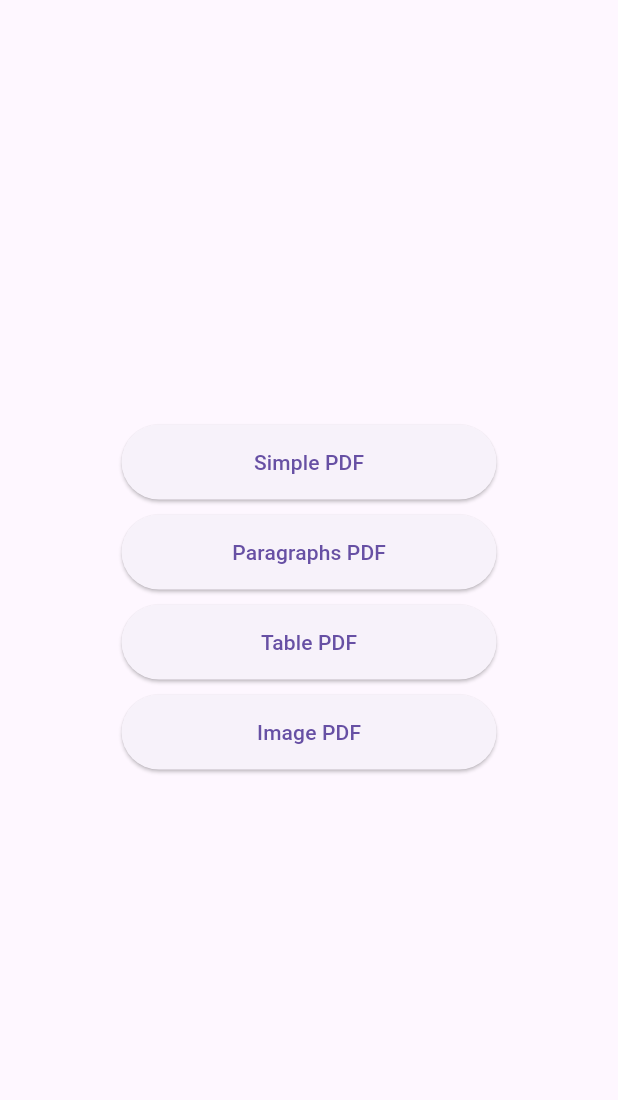
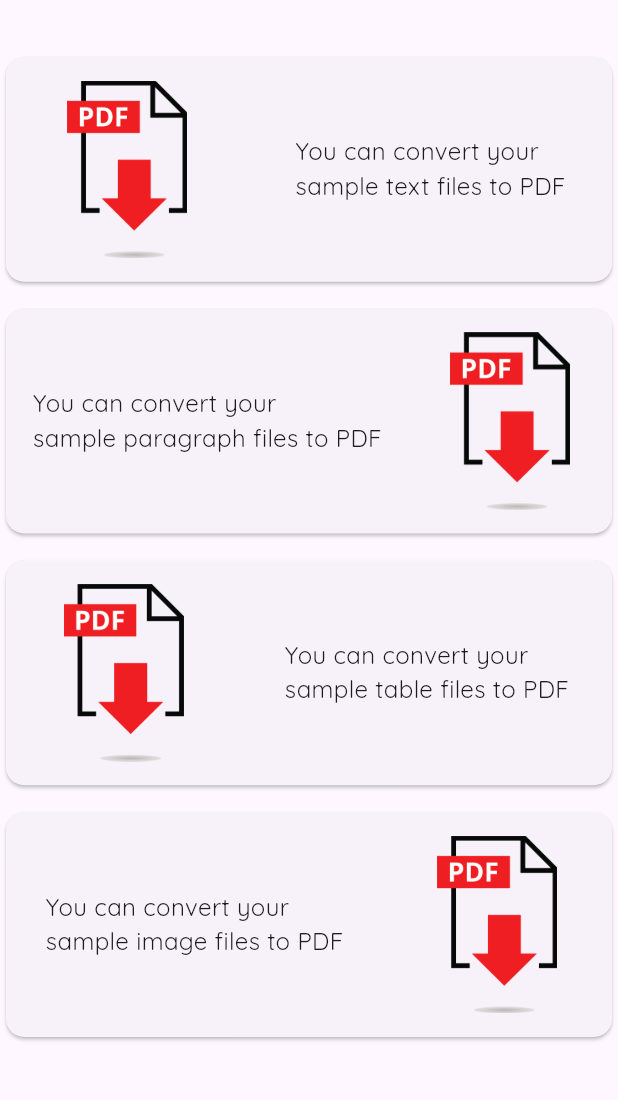
Before and after one commit to yusufgokhankuyu/PDF_Convertor, a Flutter app: the screen it shows after launch, on a phone screen of 412 x 824 dp, the part 63-1163 px from its top. Run offline on Flutter 3.47's test engine with Material 3 defaults, Android fonts, the phone set to English and light mode, and no system bars; our stand-ins replace animated_splash_screen, google_fonts, lottie, open_file, pdf, printing.

Commit message:
Design Improvements

```diff
--- a/lib/HomeScreen.dart
+++ b/lib/HomeScreen.dart
@@ -1,6 +1,7 @@
 import 'package:create_pdf/api/pdf_paragrapgh_api.dart';
 import 'package:flutter/material.dart';
 import 'package:create_pdf/api/pdf_api.dart';
+import 'package:google_fonts/google_fonts.dart';
 
 class HomeScreen extends StatefulWidget {
   const HomeScreen({super.key});
@@ -18,12 +19,12 @@ class _HomeScreenState extends State<HomeScreen> {
         centerTitle: true,
       ),
       body: Center(
-        child: Column(mainAxisAlignment: MainAxisAlignment.center, children: [
-          ElevatedButton(
-              style: ButtonStyle(
-                minimumSize: MaterialStateProperty.all(const Size(250, 50)),
+        child: Column(mainAxisAlignment: MainAxisAlignment.start, children: [
+          const SizedBox(
+            height: 20,
           ),
-              onPressed: () async {
+          InkWell(
+            onTap: () async {
               try {
                 final pdfFile =
                     await PdfApi.generateCenteredText('Bu bir denemedir');
@@ -32,43 +33,177 @@ class _HomeScreenState extends State<HomeScreen> {
                 print('Error: $e');
               }
             },
-              child: const Text("Simple PDF")),
+            child: Card(
+              child: Row(
+                mainAxisAlignment: MainAxisAlignment.spaceAround,
+                children: [
+                  Container(
+                    padding: const EdgeInsets.all(10),
+                    width: 100,
+                    height: MediaQuery.sizeOf(context).height / 5.5,
+                    child: Image.asset(
+                      "assets/pdf.png",
+                    ),
+                  ),
+                  Container(
+                    alignment: Alignment.center,
+                    child: Text(
+                      "You can convert your \nsample text files to PDF",
+                      style: GoogleFonts.quicksand(fontSize: 16),
+                    ),
+                  ),
+                ],
+              ),
+            ),
+          ),
           const SizedBox(
             height: 10,
           ),
-          ElevatedButton(
-              style: ButtonStyle(
-                minimumSize: MaterialStateProperty.all(const Size(250, 50)),
-              ),
-              onPressed: () async {
+          InkWell(
+            onTap: () async {
+              try {
                 final pdfFile = await PdfParagraphApi.generate();
                 PdfApi.openFile(pdfFile);
+              } catch (e) {
+                print("Error: :::::.::.:..:" + e.toString());
+              }
             },
-              child: const Text("Paragraphs PDF")),
+            child: Card(
+              child: Row(
+                mainAxisAlignment: MainAxisAlignment.spaceAround,
+                children: [
+                  Container(
+                    alignment: Alignment.center,
+                    child: Text(
+                      "You can convert your \nsample paragraph files to PDF",
+                      style: GoogleFonts.quicksand(fontSize: 16),
+                    ),
+                  ),
+                  Container(
+                    padding: const EdgeInsets.all(10),
+                    width: 100,
+                    height: MediaQuery.sizeOf(context).height / 5.5,
+                    child: Image.asset(
+                      "assets/pdf.png",
+                    ),
+                  ),
+                ],
+              ),
+            ),
+          ),
           const SizedBox(
             height: 10,
           ),
-          ElevatedButton(
-              style: ButtonStyle(
-                minimumSize: MaterialStateProperty.all(const Size(250, 50)),
-              ),
-              onPressed: () async {
+          InkWell(
+            onTap: () async {
               final pdfFile = await PdfApi.generateTable();
               PdfApi.openFile(pdfFile);
             },
-              child: const Text("Table PDF")),
+            child: Card(
+              child: Row(
+                mainAxisAlignment: MainAxisAlignment.spaceAround,
+                children: [
+                  Container(
+                    padding: const EdgeInsets.all(10),
+                    width: 100,
+                    height: MediaQuery.sizeOf(context).height / 5.5,
+                    child: Image.asset(
+                      "assets/pdf.png",
+                    ),
+                  ),
+                  Container(
+                    alignment: Alignment.center,
+                    child: Text(
+                      "You can convert your \nsample table files to PDF",
+                      style: GoogleFonts.quicksand(fontSize: 16),
+                    ),
+                  ),
+                ],
+              ),
+            ),
+          ),
           const SizedBox(
             height: 10,
           ),
-          ElevatedButton(
-              style: ButtonStyle(
-                minimumSize: MaterialStateProperty.all(const Size(250, 50)),
-              ),
-              onPressed: () async {
+          InkWell(
+            onTap: () async {
               final pdfFile = await PdfApi.generateImage();
               PdfApi.openFile(pdfFile);
             },
-              child: const Text("Image PDF")),
+            child: Card(
+              child: Row(
+                mainAxisAlignment: MainAxisAlignment.spaceAround,
+                children: [
+                  Container(
+                    alignment: Alignment.center,
+                    child: Text(
+                      "You can convert your \nsample image files to PDF",
+                      style: GoogleFonts.quicksand(fontSize: 16),
+                    ),
+                  ),
+                  Container(
+                    padding: const EdgeInsets.all(10),
+                    width: 100,
+                    height: MediaQuery.sizeOf(context).height / 5.5,
+                    child: Image.asset(
+                      "assets/pdf.png",
+                    ),
+                  ),
+                ],
+              ),
+            ),
+          ),
+
+          // ElevatedButton(
+          //     style: ButtonStyle(
+          //       minimumSize: MaterialStateProperty.all(const Size(250, 50)),
+          //     ),
+          //     onPressed: () async {
+          //       try {
+          //         final pdfFile =
+          //             await PdfApi.generateCenteredText('Bu bir denemedir');
+          //         PdfApi.openFile(pdfFile);
+          //       } catch (e) {
+          //         print('Error: $e');
+          //       }
+          //     },
+          //     child: const Text("Simple PDF")),
+          // const SizedBox(
+          //   height: 10,
+          // ),
+          // ElevatedButton(
+          //     style: ButtonStyle(
+          //       minimumSize: MaterialStateProperty.all(const Size(250, 50)),
+          //     ),
+          //     onPressed: () async {
+          //       final pdfFile = await PdfParagraphApi.generate();
+          //       PdfApi.openFile(pdfFile);
+          //     },
+          //     child: const Text("Paragraphs PDF")),
+          // const SizedBox(
+          //   height: 10,
+          // ),
+          // ElevatedButton(
+          //     style: ButtonStyle(
+          //       minimumSize: MaterialStateProperty.all(const Size(250, 50)),
+          //     ),
+          //     onPressed: () async {
+          //       final pdfFile = await PdfApi.generateTable();
+          //       PdfApi.openFile(pdfFile);
+          //     },
+          //     child: const Text("Table PDF")),
+          // const SizedBox(
+          //   height: 10,
+          // ),
+          // ElevatedButton(
+          //     style: ButtonStyle(
+          //       minimumSize: MaterialStateProperty.all(const Size(250, 50)),
+          //     ),
+          //     onPressed: () async {
+          //       final pdfFile = await PdfApi.generateImage();
+          //       PdfApi.openFile(pdfFile);
+          //     },
+          //     child: const Text("Image PDF")),
         ]),
       ),
     );
--- a/lib/api/pdf_paragrapgh_api.dart
+++ b/lib/api/pdf_paragrapgh_api.dart
@@ -10,7 +10,7 @@ class PdfParagraphApi {
   static Future<File> generate() async {
     final pdf = Document();
 
-    final font = await PdfGoogleFonts.nunitoExtraLight();
+    final customFont = await PdfGoogleFonts.nunitoExtraLight();
 
     pdf.addPage(
       MultiPage(
@@ -20,7 +20,7 @@ class PdfParagraphApi {
           Paragraph(
             text:
                 'This is my custom font that displays also characters such as €, Ł, ...',
-            style: TextStyle(font: font, fontSize: 20),
+            style: TextStyle(font: customFont, fontSize: 20),
           ),
           buildCustomHeadline(),
           buildLink(),
@@ -29,18 +29,18 @@ class PdfParagraphApi {
           Paragraph(text: LoremText().paragraph(60)),
           Paragraph(text: LoremText().paragraph(60)),
           Paragraph(text: LoremText().paragraph(60)),
-          Paragraph(text: LoremText().paragraph(60)),
-          Paragraph(text: LoremText().paragraph(60)),
+          // Paragraph(text: LoremText().paragraph(60)),
+          //Paragraph(text: LoremText().paragraph(60)),
         ],
         footer: (context) {
           final text = 'Page ${context.pageNumber} of ${context.pagesCount}';
 
           return Container(
             alignment: Alignment.centerRight,
-            margin: const EdgeInsets.only(top: 1 * PdfPageFormat.cm),
+            margin: EdgeInsets.only(top: 1 * PdfPageFormat.cm),
             child: Text(
               text,
-              style: const TextStyle(color: PdfColors.black),
+              style: TextStyle(color: PdfColors.black),
             ),
           );
         },
@@ -50,8 +50,8 @@ class PdfParagraphApi {
   }
 
   static Widget buildCustomHeader() => Container(
-        padding: const EdgeInsets.only(bottom: 3 * PdfPageFormat.mm),
-        decoration: const BoxDecoration(
+        padding: EdgeInsets.only(bottom: 3 * PdfPageFormat.mm),
+        decoration: BoxDecoration(
           border: Border(bottom: BorderSide(width: 2, color: PdfColors.blue)),
         ),
         child: Row(
@@ -60,7 +60,7 @@ class PdfParagraphApi {
             SizedBox(width: 0.5 * PdfPageFormat.cm),
             Text(
               'Create Your PDF',
-              style: const TextStyle(fontSize: 20, color: PdfColors.blue),
+              style: TextStyle(fontSize: 20, color: PdfColors.blue),
             ),
           ],
         ),
@@ -75,15 +75,15 @@ class PdfParagraphApi {
             color: PdfColors.white,
           ),
         ),
-        padding: const EdgeInsets.all(4),
-        decoration: const BoxDecoration(color: PdfColors.red),
+        padding: EdgeInsets.all(4),
+        decoration: BoxDecoration(color: PdfColors.red),
       );
 
   static Widget buildLink() => UrlLink(
         destination: 'https://flutter.dev',
         child: Text(
           'Go to flutter.dev',
-          style: const TextStyle(
+          style: TextStyle(
             decoration: TextDecoration.underline,
             color: PdfColors.blue,
           ),
```
Also changed, not shown: assets/pdf.png (added), assets/pdfLogo.jpg (added), assets/pdfLogo.png (added). Lines whose indentation alone changed are shown as unchanged.
